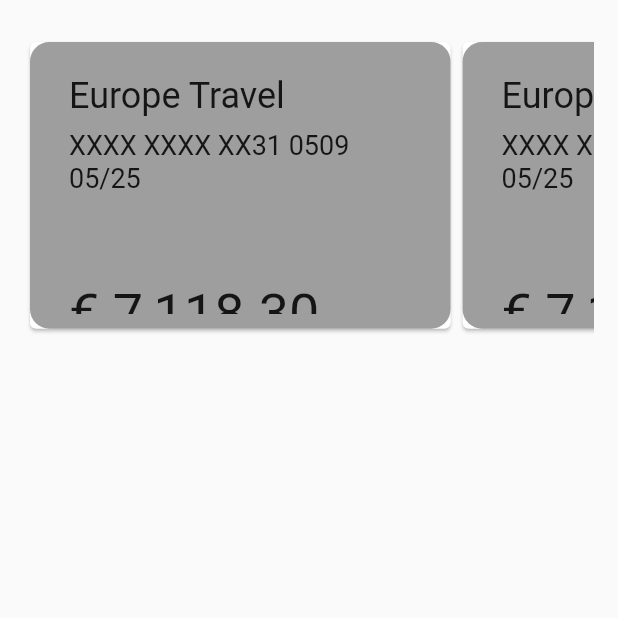
After one commit to kodoshi/ui_ux_flutter, a Flutter app: the CardScroller screen opened directly, on a phone screen of 412 x 824 dp, the top half of it. The commit adds this screen. Run offline on Flutter 3.47's test engine with Material 2 defaults, Android fonts, the phone set to English and light mode, and no system bars.

Commit message:
[add] scrolling card template without color (unfinish)

```diff
--- a/mobile/banking_app/lib/pages/amount_page.dart
+++ b/mobile/banking_app/lib/pages/amount_page.dart
@@ -19,16 +19,6 @@ class _AmountPageState extends State<AmountPage> {
   TextEditingController emailController = TextEditingController();
   TextEditingController subjectController = TextEditingController();
   TextEditingController messageController = TextEditingController();
-
-    List<DropdownMenuItem<String>> get dropdownItems{
-    List<DropdownMenuItem<String>> menuItems = [
-      DropdownMenuItem(child: Text("USA"),value: "USA"),
-      DropdownMenuItem(child: Text("Canada"),value: "Canada"),
-      DropdownMenuItem(child: Text("Brazil"),value: "Brazil"),
-      DropdownMenuItem(child: Text("England"),value: "England"),
-    ];
-    return menuItems;
-  }
 
   @override
   void dispose() {
@@ -56,6 +46,12 @@ class _AmountPageState extends State<AmountPage> {
           crossAxisAlignment: CrossAxisAlignment.center,
           // mainAxisAlignment: MainAxisAlignment.start,
             children: <Widget>[
+              Container(
+                height: 59,
+                width: 59,
+                color: Colors.pink,
+                child: Text("Maria Callas"),
+              ),
               const SizedBox(
                 height: 100.0,
               ),
@@ -104,6 +100,7 @@ class _AmountPageState extends State<AmountPage> {
                     ]
                   ),
                 ),
+
              Container(
                 height: 50.0,
                 margin: const EdgeInsets.only(top: 80.0),
--- /dev/null
+++ b/mobile/banking_app/lib/pages/component/card_scroller.dart
@@ -0,0 +1,64 @@
+import 'package:flutter/material.dart';
+
+class CardScroller extends StatelessWidget {
+   List<int> numbers = [1, 2, 3, 5, 8, 13, 21, 34, 55];
+   List<String> cardtext = ["XXXX XXXX XX31 0509", "XXXX XXXX XX31 0508", "XXXX XXXX XX31 0507"];
+
+  @override
+  Widget build(BuildContext context) {
+    return Scaffold(
+      body: Container(
+        padding: const EdgeInsets.symmetric(horizontal: 16.0, vertical: 24.0),
+        height: MediaQuery.of(context).size.height * 0.30,
+        child: ListView.builder(
+          scrollDirection: Axis.horizontal,
+            itemCount: numbers.length, itemBuilder: (context, index) {
+              return Container(
+                width: MediaQuery.of(context).size.width * 0.7,
+                child: Card(
+                  // color: Colors.black,
+                  child: Container(
+                    padding: const EdgeInsets.all(10),
+                    decoration: BoxDecoration(
+                      color: Colors.grey,
+                      borderRadius: BorderRadius.circular(13)
+                    ),
+                    child: Stack(
+                      children: const <Widget>[
+                        Positioned (
+                          left: 16,
+                          top: 12,
+                          child: Text("Europe Travel", style: TextStyle(fontSize: 24.0),),
+                        ),
+                        Positioned (
+                          left: 16,
+                          top: 48,
+                          child: Text("XXXX XXXX XX31 0509" , style: TextStyle(fontSize: 18.0),),
+                        ),
+                        Positioned (
+                          left: 16,
+                          top: 70,
+                          child: Text("05/25", style: TextStyle(fontSize: 18.0),),
+                        ),
+                         Positioned (
+                          left: 16,
+                          top: 150,
+                          child: Text("€ 7,118.30", style: TextStyle(fontSize: 36.0)
+                          ),
+                        ),
+                        // Text(numbers[index].toString(),
+                        // style: const TextStyle (
+                        //   color: Colors.white,
+                        //   fontSize: 36.0
+                        //   ),
+                        // )
+                      ]
+                    ),
+                  ),
+                ),
+              );
+        }),
+      ),
+    );
+  }
+}
```
Lines whose indentation alone changed are shown as unchanged.
